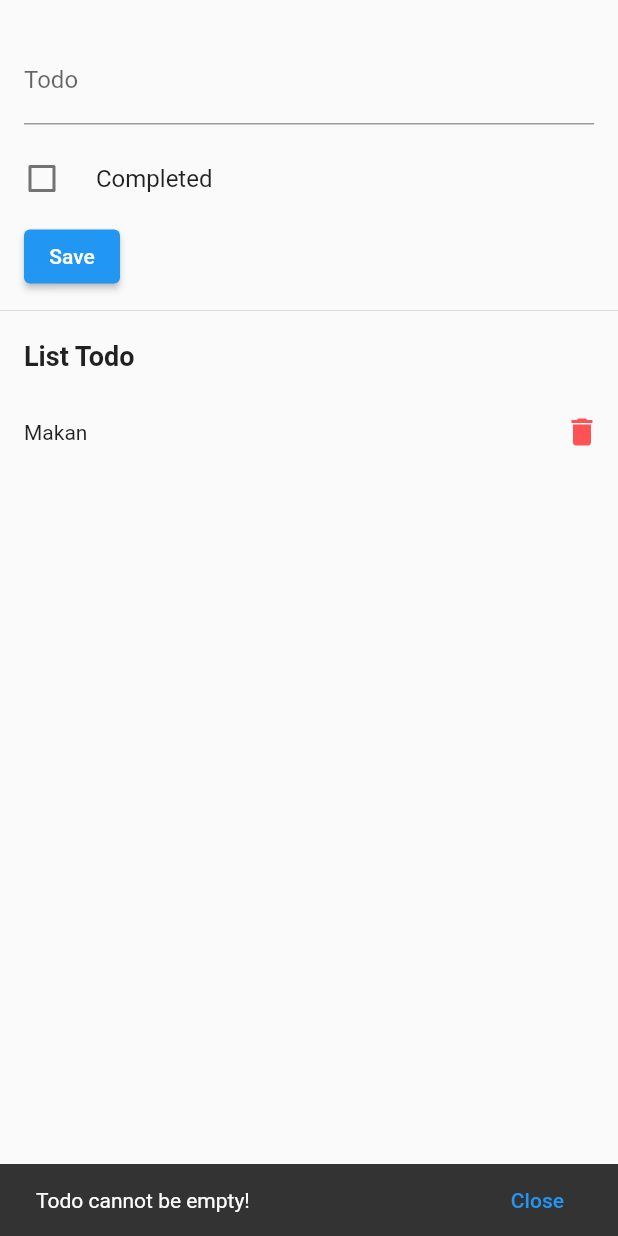
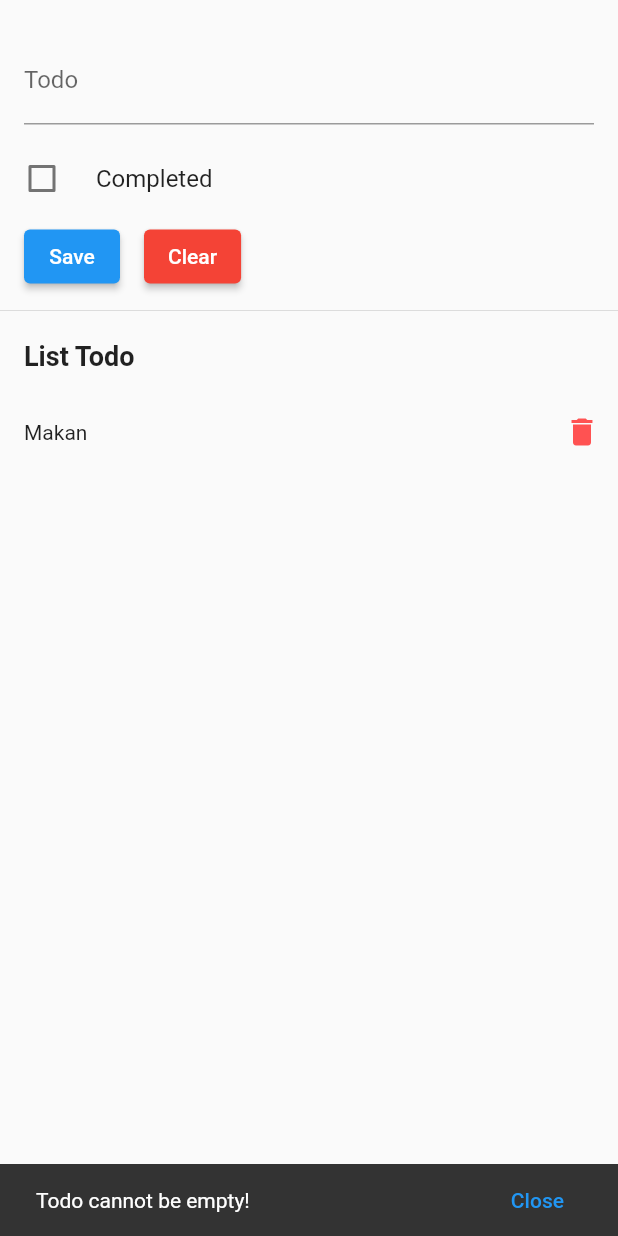
Before and after one commit to rifqyram/todo-flutter, a Flutter app: the screen it shows after launch, after a tap on "Save", on a phone screen of 412 x 824 dp. Run offline on Flutter 3.47's test engine with Material 2 defaults, Android fonts, the phone set to English and light mode, and no system bars.

Commit message:
update crud

```diff
--- a/lib/model/todo.dart
+++ b/lib/model/todo.dart
@@ -1,6 +1,7 @@
 class Todo {
+  int? id;
   String? todo;
-  bool? isComplete;
+  bool isComplete;
 
-  Todo({this.todo, this.isComplete});
+  Todo({this.id, this.todo, required this.isComplete});
 }
--- a/lib/presentation/todo_screen.dart
+++ b/lib/presentation/todo_screen.dart
@@ -1,4 +1,5 @@
 import 'package:flutter/material.dart';
+import 'package:flutter/widgets.dart';
 import 'package:todo_flutter/model/todo.dart';
 
 class TodoScreen extends StatefulWidget {
@@ -9,10 +10,47 @@ class TodoScreen extends StatefulWidget {
 }
 
 class _TodoScreenState extends State<TodoScreen> {
+  int? id;
   bool isComplete = false;
   var todoController = TextEditingController();
 
-  final List<Todo> _todos = [Todo(todo: 'Makan', isComplete: false)];
+  final List<Todo> _todos = [Todo(id: 1, todo: 'Makan', isComplete: false)];
+
+  void clearForm() {
+    id = null;
+    isComplete = false;
+    todoController.clear();
+  }
+
+  void onSubmit() {
+    setState(() {
+      if (todoController.text.isNotEmpty && id == null) {
+        _todos.add(Todo(
+            id: _todos.length < 1 ? 1 : _todos[_todos.length - 1].id! + 1,
+            todo: todoController.text,
+            isComplete: isComplete));
+        clearForm();
+      } else if (todoController.text.isNotEmpty && id != null) {
+        var todoIdx =
+        _todos.indexWhere((element) => element.id == id);
+        _todos[todoIdx] = Todo(
+            id: id,
+            isComplete: isComplete,
+            todo: todoController.text);
+        clearForm();
+      } else {
+        showSnackBar(message: 'Todo cannot be empty!', actionLabel:  'Close');
+      }
+    });
+  }
+
+  void showSnackBar({required String message, required String actionLabel, Function? callback}) {
+    var snackBar = SnackBar(
+        content: Text(message),
+        action: SnackBarAction(
+            label: actionLabel, onPressed: () => callback));
+    ScaffoldMessenger.of(context).showSnackBar(snackBar);
+  }
 
   @override
   Widget build(BuildContext context) {
@@ -46,22 +84,26 @@ class _TodoScreenState extends State<TodoScreen> {
             ),
             Padding(
               padding: const EdgeInsets.symmetric(horizontal: 16),
-              child: ElevatedButton(
+              child: Row(
+                children: [
+                  ElevatedButton(
+                    onPressed: () => onSubmit(),
+                    child: const Text('Save'),
+                  ),
+                  const SizedBox(
+                    width: 16,
+                  ),
+                  ElevatedButton(
+                    style: ElevatedButton.styleFrom(primary: Colors.red),
                     onPressed: () {
                       setState(() {
-                    if (todoController.text.isNotEmpty) {
-                      _todos.add(Todo(
-                          todo: todoController.text, isComplete: isComplete));
-                    } else {
-                      var snackBar = SnackBar(
-                        content: const Text('Todo cannot be empty!'),
-                        action: SnackBarAction(label: 'Close', onPressed: () {})
-                      );
-                      ScaffoldMessenger.of(context).showSnackBar(snackBar);
-                    }
+                        todoController.clear();
+                        isComplete = false;
                       });
                     },
-                child: const Text('Save'),
+                    child: const Text('Clear'),
+                  )
+                ],
               ),
             ),
             const Divider(height: 24),
@@ -78,7 +120,15 @@ class _TodoScreenState extends State<TodoScreen> {
             Expanded(
               child: ListView.builder(
                 itemCount: _todos.length,
-                itemBuilder: (context, index) => Row(
+                itemBuilder: (context, index) => InkWell(
+                  onTap: () {
+                    setState(() {
+                      id = _todos[index].id;
+                      todoController.text = _todos[index].todo!;
+                      isComplete = _todos[index].isComplete;
+                    });
+                  },
+                  child: Row(
                     crossAxisAlignment: CrossAxisAlignment.center,
                     mainAxisAlignment: MainAxisAlignment.spaceBetween,
                     children: [
@@ -87,7 +137,13 @@ class _TodoScreenState extends State<TodoScreen> {
                         child: Row(
                           children: [
                             const SizedBox(width: 16),
-                          Text(_todos[index].todo!)
+                            Text(
+                              '${_todos[index].todo}',
+                              style: TextStyle(
+                                  decoration: _todos[index].isComplete
+                                      ? TextDecoration.lineThrough
+                                      : TextDecoration.none),
+                            )
                           ],
                         ),
                       ),
@@ -104,6 +160,7 @@ class _TodoScreenState extends State<TodoScreen> {
                   ),
                 ),
               ),
+            ),
           ],
         ),
       ),
```
Lines whose indentation alone changed are shown as unchanged.
